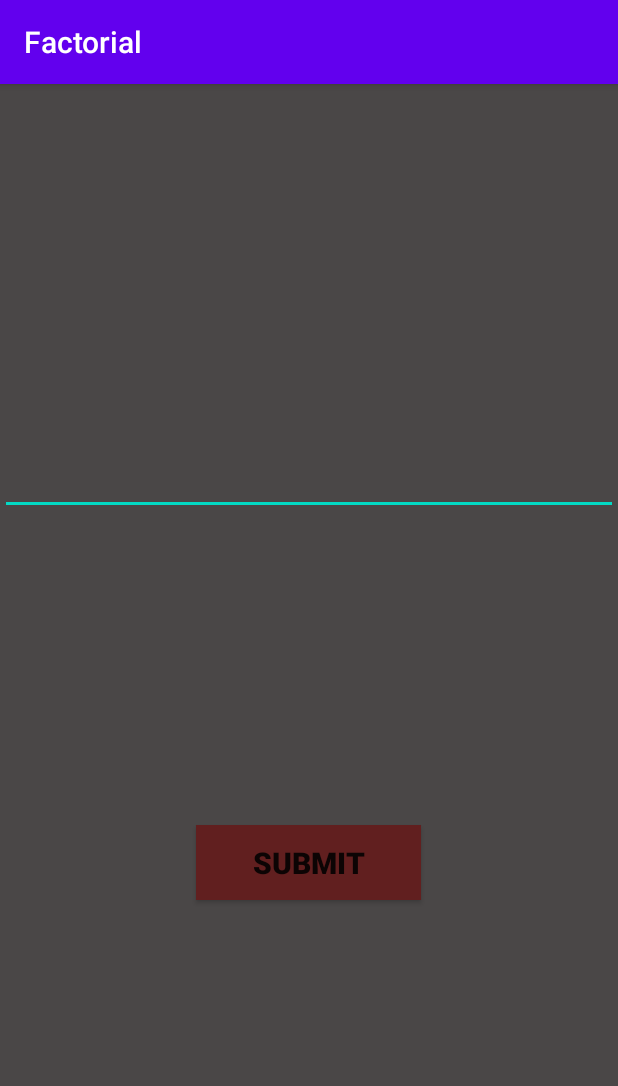
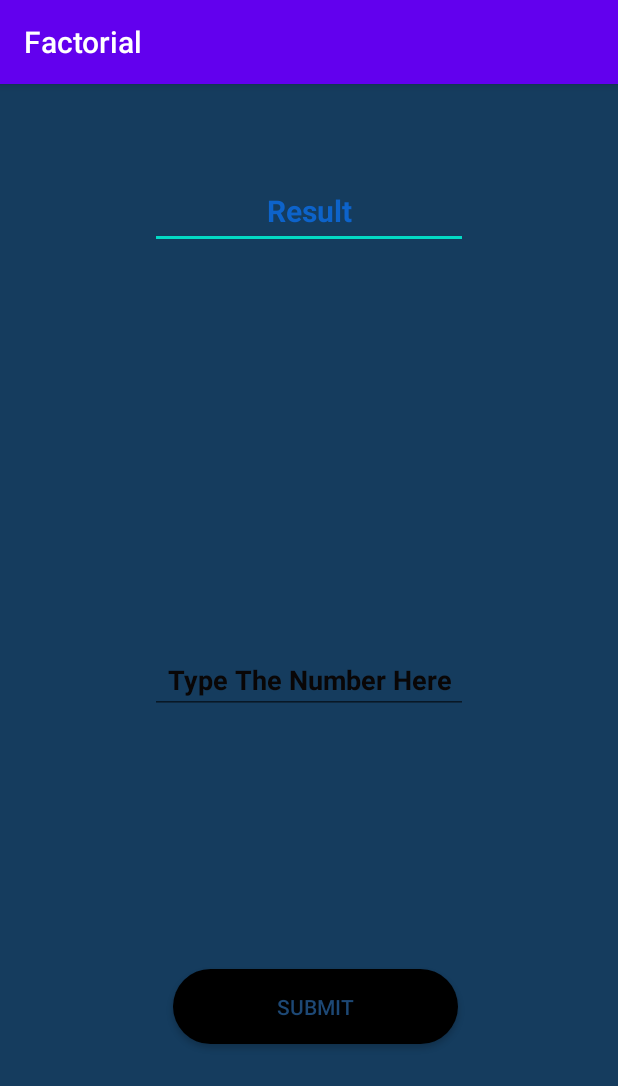
Before and after one commit to udit00/Factorial-Android-, an Android app: the Palindrome screen opened directly, with no data from a screen before it, on a phone screen of 412 x 824 dp. Shown: the top 1086 px of the screen. Run offline under Robolectric (Android 15) with nearby library versions, the phone set to English and light mode, and no system bars.

Commit message:
Changes in the XML mostly to change the look

```diff
--- a/Factorial/app/src/main/java/com/example/factorial/MainActivity.java
+++ b/Factorial/app/src/main/java/com/example/factorial/MainActivity.java
@@ -22,7 +22,7 @@ public class MainActivity extends AppCompatActivity {
         super.onCreate(savedInstanceState);
         setContentView(R.layout.activity_main);
         editText=findViewById(R.id.editText);
-        textView=findViewById(R.id.textView);
+        textView=findViewById(R.id.resultViewFactorial);
 
     }
 
@@ -57,12 +57,11 @@ public class MainActivity extends AppCompatActivity {
                 startActivity(intent);
                 return true;
             case R.id.item2:
-               intent=new Intent(this , Palindrome.class);
+                intent=new Intent(this , Palindrome.class);
                 startActivity(intent);
                 return true;
             case R.id.item3:
                 textView.setText("hello world");
-                return true;
             default:
                 textView.setText("WHyyyyYYYY");
         }
--- a/Factorial/app/src/main/java/com/example/factorial/Palindrome.java
+++ b/Factorial/app/src/main/java/com/example/factorial/Palindrome.java
@@ -11,4 +11,5 @@ public class Palindrome extends AppCompatActivity {
         super.onCreate(savedInstanceState);
         setContentView(R.layout.activity_palindrome);
     }
+
 }
--- /dev/null
+++ b/Factorial/app/src/main/res/drawable/curve.xml
@@ -0,0 +1,6 @@
+<?xml version="1.0" encoding="utf-8"?>
+<shape xmlns:android="http://schemas.android.com/apk/res/android">
+<corners android:radius="1000dp"/>
+
+<solid android:color="#000000"/>
+</shape>
--- a/Factorial/app/src/main/res/layout/activity_palindrome.xml
+++ b/Factorial/app/src/main/res/layout/activity_palindrome.xml
@@ -1,34 +1,52 @@
 <?xml version="1.0" encoding="utf-8"?>
-<androidx.constraintlayout.widget.ConstraintLayout xmlns:android="http://schemas.android.com/apk/res/android"
+<RelativeLayout xmlns:android="http://schemas.android.com/apk/res/android"
     xmlns:app="http://schemas.android.com/apk/res-auto"
     xmlns:tools="http://schemas.android.com/tools"
     android:layout_width="match_parent"
     android:layout_height="match_parent"
-    tools:context=".Palindrome"
-    android:background="#4A4747">
+    tools:context=".MainActivity"
+    android:background="#153C5E"
+    >
 
     <EditText
+        android:id="@+id/resultViewPalindrome"
+        android:layout_width="match_parent"
+        android:layout_height="50dp"
+        android:layout_marginLeft="100dp"
+        android:layout_marginTop="60dp"
+        android:layout_marginRight="100dp"
+        android:paddingTop="10dp"
+        android:text="Result"
+        android:textAlignment="center"
+        android:textColor="#0D63CA"
+        android:textSize="20sp"
+        android:textStyle="bold"
+        tools:ignore="HardcodedText" />
+
+    <EditText
+        android:layout_width="match_parent"
+        android:layout_height="40dp"
         android:id="@+id/editTextPalindrome"
-        android:layout_width="match_parent"
-        android:layout_height="80dp"
-        app:layout_constraintBottom_toTopOf="@+id/submitButtonPalindrome"
-        app:layout_constraintTop_toTopOf="parent"
-        tools:layout_editor_absoluteX="16dp" />
+        android:hint="Type The Number Here"
+        android:textStyle="bold"
+        android:textColorHint="#090606"
+        android:textAlignment="center"
+        android:layout_marginTop="380dp"
+        android:layout_marginLeft="100dp"
+        android:layout_marginRight="100dp"
+        tools:ignore="HardcodedText" />
 
     <Button
-        android:layout_width="150dp"
-        android:layout_height="50sp"
-        android:text="Submit"
-        android:id="@+id/submitButtonPalindrome"
-        app:layout_constraintBottom_toBottomOf="parent"
-        app:layout_constraintEnd_toEndOf="parent"
-        app:layout_constraintHorizontal_bias="0.498"
-        app:layout_constraintStart_toStartOf="parent"
-        app:layout_constraintTop_toTopOf="parent"
-        app:layout_constraintVertical_bias="0.688"
-        android:background="#611F1F"
-        android:fontFamily="sans-serif-black"
-        android:textSize="20dp"/>
+        android:id="@+id/buttonPalindrome"
+        android:layout_width="190dp"
+        android:layout_height="50dp"
+        android:layout_marginStart="115dp"
+        android:layout_marginTop="590dp"
+        android:background="@drawable/curve"
+        android:onClick="startFactorial"
+        android:text="SUBMIT"
+        android:textColor="#1D4875"
+        tools:ignore="HardcodedText" />
 
 
-</androidx.constraintlayout.widget.ConstraintLayout>
+</RelativeLayout>
```
Also changed, not shown: Factorial/app/src/main/res/layout/activity_main.xml (+22 -23 lines).
